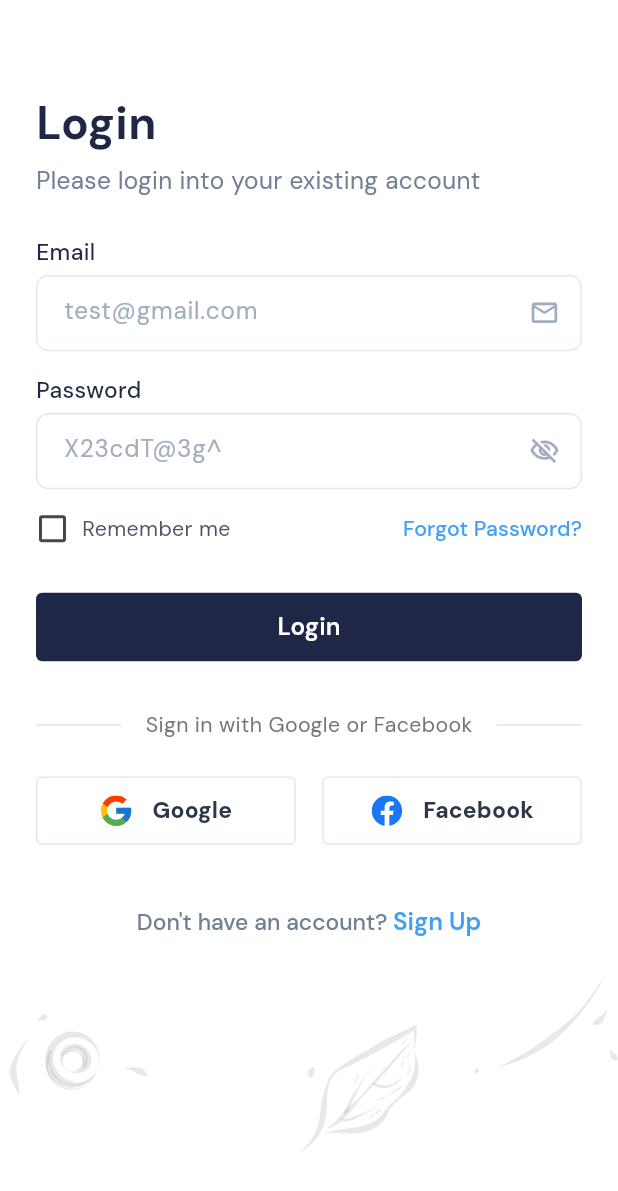
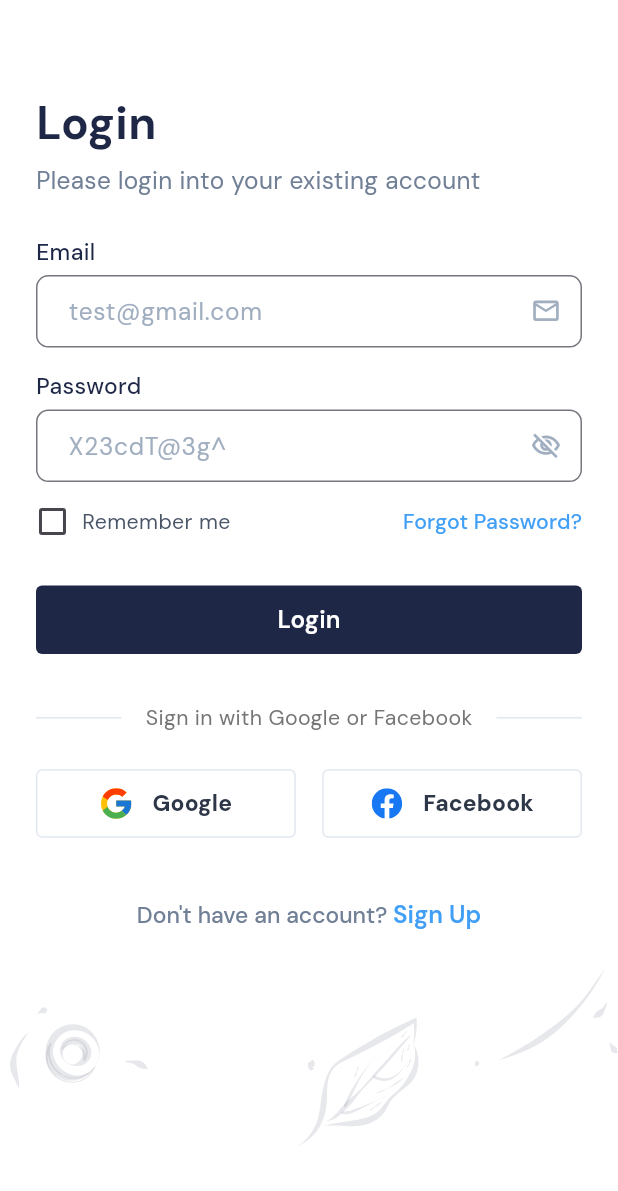
Before and after one commit to debidutta-quotus/Restominder_Mobile, a Flutter app: the LoginScreen screen opened by its route, on a phone screen of 412 x 824 dp. Shown: the top 1191 px of the screen. Run offline on Flutter 3.47's test engine with Material 3 defaults, Android fonts, the phone set to English and light mode, and no system bars; our stand-ins replace dio, flutter_dotenv, flutter_screenutil, flutter_secure_storage, flutter_svg, google_fonts; accounts and stored records are empty.

Commit message:
Refactor login screen: streamline UI components, enhance input field styling, and improve error handling

```diff
--- a/lib/features/auth/screens/login_screen.dart
+++ b/lib/features/auth/screens/login_screen.dart
@@ -86,7 +86,6 @@ class _LoginScreenState extends State<LoginScreen> {
     });
 
     try {
-      // Get base URL from environment or use fallback
       final String baseUrl = dotenv.env['BASE_URL'] ?? 'YOUR_BASE_URL_HERE';
 
       final response = await _dio.post(
@@ -99,14 +98,11 @@ class _LoginScreenState extends State<LoginScreen> {
       );
 
       if (response.statusCode == 200 && response.data['success'] == true) {
-        // Save token securely
         final String token = response.data['data']['token'];
         await _secureStorage.write(key: 'auth_token', value: token);
 
-        // Save credentials if remember me is checked
         await _saveCredentials();
 
-        // Show success message
         if (mounted) {
           ScaffoldMessenger.of(context).showSnackBar(
             SnackBar(
@@ -116,7 +112,6 @@ class _LoginScreenState extends State<LoginScreen> {
             ),
           );
 
-          // Navigate to main shell
           Navigator.pushReplacement(
             context,
             MaterialPageRoute(builder: (_) => const MainShell()),
@@ -141,7 +136,6 @@ class _LoginScreenState extends State<LoginScreen> {
           errorMessage = 'Server error. Please try again later.';
         }
       } else {
-        // Handle different types of connection errors
         switch (e.type) {
           case DioExceptionType.connectionTimeout:
             errorMessage = 'Connection timeout. Please check your network.';
@@ -226,8 +220,6 @@ class _LoginScreenState extends State<LoginScreen> {
               height: 125.h,
             ),
           ),
-
-          // Main content
           SafeArea(
             child: Padding(
               padding: const EdgeInsets.symmetric(horizontal: 24),
@@ -238,8 +230,6 @@ class _LoginScreenState extends State<LoginScreen> {
                     crossAxisAlignment: CrossAxisAlignment.start,
                     children: [
                       SizedBox(height: 60.h),
-
-                      // Title
                       Text(
                         'Login',
                         style: GoogleFonts.dmSans(
@@ -253,13 +243,13 @@ class _LoginScreenState extends State<LoginScreen> {
                         'Please login into your existing account',
                         style: GoogleFonts.dmSans(
                           fontSize: 16.sp,
-                          color: Color(0xFF718096),
+                          color: const Color(0xFF718096),
                           fontWeight: FontWeight.w400,
                         ),
                       ),
                       SizedBox(height: 25.h),
 
-                      // Email
+                      /// Email
                       Text(
                         "Email",
                         style: GoogleFonts.dmSans(
@@ -269,20 +259,7 @@ class _LoginScreenState extends State<LoginScreen> {
                         ),
                       ),
                       SizedBox(height: 4.h),
-                      Container(
-                        height: 50.h,
-                        decoration: BoxDecoration(
-                          border: Border.all(color: const Color(0xFFE2E8F0)),
-                          borderRadius: BorderRadius.circular(8.r),
-                        ),
-                        child: Theme(
-                          data: Theme.of(context).copyWith(
-                            textSelectionTheme: TextSelectionThemeData(
-                              selectionHandleColor: AppColors.cursor,
-                              selectionColor: Colors.grey.withOpacity(0.3),
-                            ),
-                          ),
-                          child: TextFormField(
+                      TextFormField(
                         controller: _emailController,
                         keyboardType: TextInputType.emailAddress,
                         textInputAction: TextInputAction.next,
@@ -292,26 +269,32 @@ class _LoginScreenState extends State<LoginScreen> {
                         decoration: InputDecoration(
                           hintText: "test@gmail.com",
                           hintStyle: GoogleFonts.dmSans(
-                                color: Color(0xFFA0AEC0),
+                            color: const Color(0xFFA0AEC0),
                             fontSize: 16.sp,
                           ),
                           suffixIcon: Icon(
                             Icons.email_outlined,
-                                color: Color(0xFFA0AEC0),
+                            color: const Color(0xFFA0AEC0),
                             size: 20.sp,
                           ),
-                              border: InputBorder.none,
+                          border: OutlineInputBorder(
+                            borderRadius: BorderRadius.circular(8.r),
+                            borderSide: const BorderSide(color: Color(0xFFE2E8F0), width: 1),
+                          ),
                           contentPadding: EdgeInsets.symmetric(
                             horizontal: 16.w,
-                                vertical: 10.h,
+                            vertical: 12.h,
                           ),
+                          errorStyle: GoogleFonts.dmSans(
+                            fontSize: 12.sp,
+                            color: Colors.red,
                           ),
-                          ),
+                          errorMaxLines: 2,
                         ),
                       ),
                       SizedBox(height: 15.h),
 
-                      // Password
+                      /// Password
                       Text(
                         "Password",
                         style: GoogleFonts.dmSans(
@@ -321,20 +304,7 @@ class _LoginScreenState extends State<LoginScreen> {
                         ),
                       ),
                       SizedBox(height: 4.h),
-                      Container(
-                        height: 50.h,
-                        decoration: BoxDecoration(
-                          border: Border.all(color: const Color(0xFFE2E8F0)),
-                          borderRadius: BorderRadius.circular(8.r),
-                        ),
-                        child: Theme(
-                          data: Theme.of(context).copyWith(
-                            textSelectionTheme: TextSelectionThemeData(
-                              selectionHandleColor: AppColors.cursor,
-                              selectionColor: Colors.grey.withOpacity(0.3),
-                            ),
-                          ),
-                          child: TextFormField(
+                      TextFormField(
                         controller: _passwordController,
                         obscureText: _obscurePassword,
                         textInputAction: TextInputAction.done,
@@ -345,7 +315,7 @@ class _LoginScreenState extends State<LoginScreen> {
                         decoration: InputDecoration(
                           hintText: "X23cdT@3g^",
                           hintStyle: GoogleFonts.dmSans(
-                                color: Color(0xFFA0AEC0),
+                            color: const Color(0xFFA0AEC0),
                             fontSize: 16.sp,
                           ),
                           suffixIcon: IconButton(
@@ -362,13 +332,19 @@ class _LoginScreenState extends State<LoginScreen> {
                               });
                             },
                           ),
-                              border: InputBorder.none,
+                          border: OutlineInputBorder(
+                            borderRadius: BorderRadius.circular(8.r),
+                            borderSide: const BorderSide(color: Color(0xFFE2E8F0), width: 1),
+                          ),
                           contentPadding: EdgeInsets.symmetric(
                             horizontal: 16.w,
-                                vertical: 10.h,
+                            vertical: 12.h,
                           ),
+                          errorStyle: GoogleFonts.dmSans(
+                            fontSize: 12.sp,
+                            color: Colors.red,
                           ),
-                          ),
+                          errorMaxLines: 2,
                         ),
                       ),
                       SizedBox(height: 16.h),
```
Lines whose indentation alone changed are shown as unchanged.
